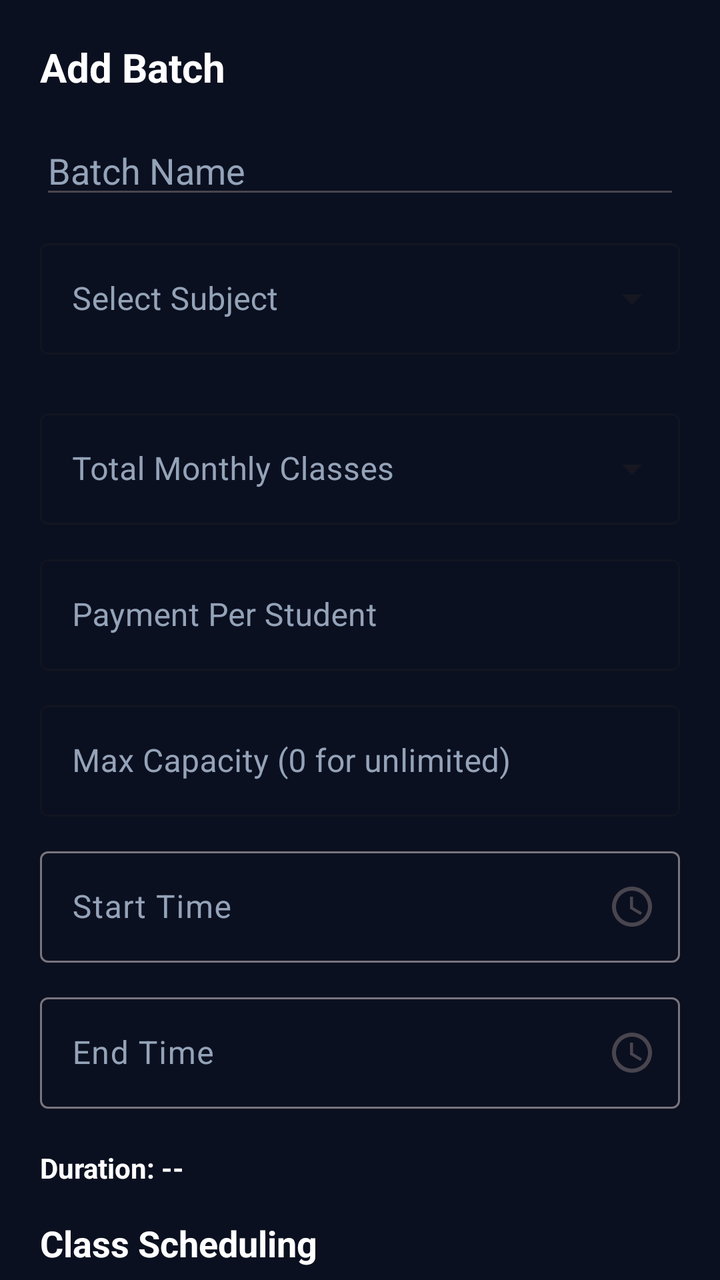
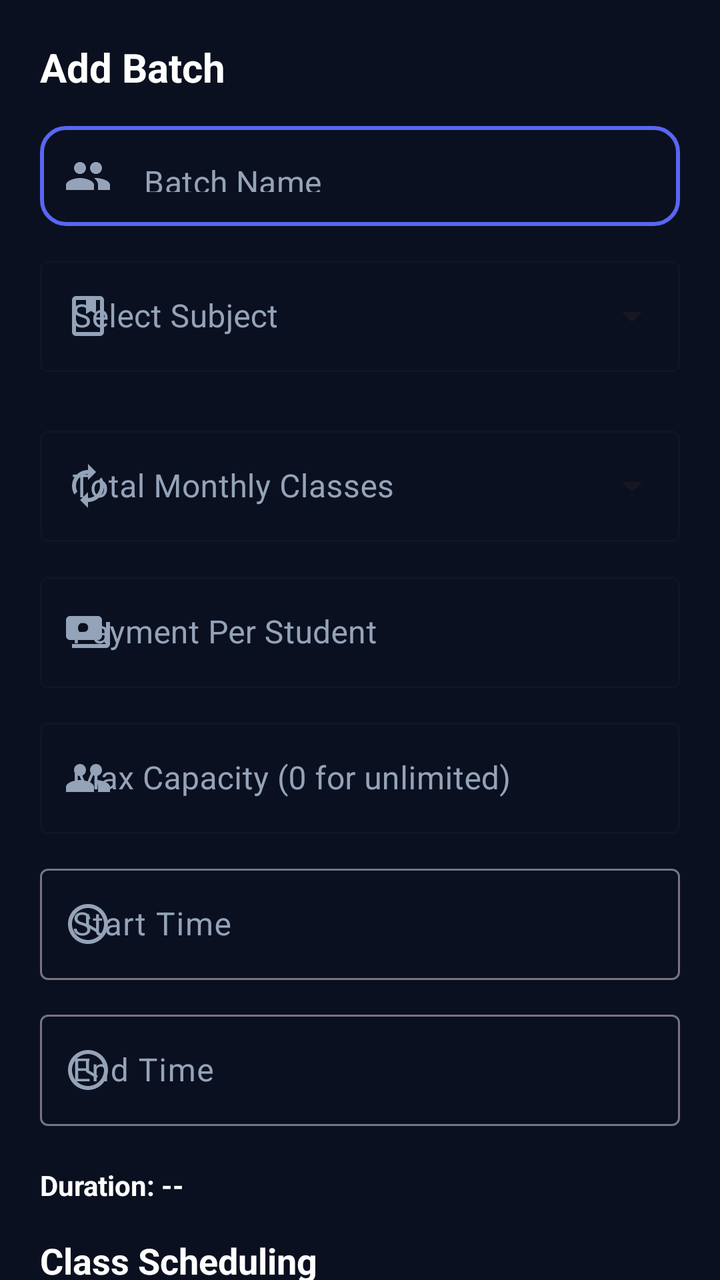

An Android layout rendered at two revisions. The XML below is the earlier revision; the diff shows what the commit changed to produce the second picture.
<!-- AndroidManifest.xml: application theme Theme.TeachSync -->
<!-- res/layout/dialog_add_batch.xml -->
<?xml version="1.0" encoding="utf-8"?>
<androidx.core.widget.NestedScrollView xmlns:android="http://schemas.android.com/apk/res/android"
    android:layout_width="match_parent"
    android:layout_height="wrap_content"
    xmlns:app="http://schemas.android.com/apk/res-auto"
    android:background="#0B1020">

    <LinearLayout
        android:layout_width="match_parent"
        android:layout_height="wrap_content"
        android:orientation="vertical"
        android:padding="20dp">

        <TextView
            android:id="@+id/tvInfoTitle"
            android:layout_width="wrap_content"
            android:layout_height="wrap_content"
            android:text="Add Batch"
            android:textSize="20sp"
            android:textStyle="bold"
            android:textColor="@color/white"
            android:layout_marginBottom="16dp"/>

        <EditText
            android:id="@+id/etBatchName"
            android:layout_width="match_parent"
            android:layout_height="wrap_content"
            android:layout_marginBottom="12dp"
            android:hint="Batch Name"
            android:textColor="@color/white"
            android:textColorHint="#94A3B8" />

        
        <com.google.android.material.textfield.TextInputLayout
            android:id="@+id/layoutSubject"
            android:layout_width="match_parent"
            android:layout_height="wrap_content"
            android:layout_marginBottom="12dp"
            android:textColorHint="#94A3B8"
            app:hintTextColor="#3B82F6"
            style="@style/Widget.MaterialComponents.TextInputLayout.OutlinedBox.ExposedDropdownMenu">

            <AutoCompleteTextView
                android:id="@+id/etSubject"
                android:layout_width="match_parent"
                android:layout_height="wrap_content"
                android:hint="Select Subject"
                android:inputType="none"
                android:textColor="@color/white" />

        </com.google.android.material.textfield.TextInputLayout>
        
        <com.google.android.material.textfield.TextInputLayout
            android:id="@+id/tilMonthlyClasses"
            style="@style/Widget.MaterialComponents.TextInputLayout.OutlinedBox.ExposedDropdownMenu"
            android:layout_width="match_parent"
            android:layout_height="wrap_content"
            android:hint="Total Monthly Classes"
            android:textColorHint="#94A3B8"
            app:hintTextColor="#3B82F6"
            android:layout_marginTop="12dp">

            <AutoCompleteTextView
                android:id="@+id/etMonthlyClasses"
                android:layout_width="match_parent"
                android:layout_height="wrap_content"
                android:inputType="none"
                android:textColor="@color/white" />
        </com.google.android.material.textfield.TextInputLayout>

        <com.google.android.material.textfield.TextInputLayout
            android:id="@+id/tilPayment"
            android:layout_width="match_parent"
            android:layout_height="wrap_content"
            android:hint="Payment Per Student"
            android:textColorHint="#94A3B8"
            app:hintTextColor="#3B82F6"
            android:layout_marginTop="12dp"
            style="@style/Widget.MaterialComponents.TextInputLayout.OutlinedBox">

            <com.google.android.material.textfield.TextInputEditText
                android:id="@+id/etPayment"
                android:layout_width="match_parent"
                android:layout_height="wrap_content"
                android:inputType="numberDecimal"
                android:textColor="@color/white" />
        </com.google.android.material.textfield.TextInputLayout>

        <com.google.android.material.textfield.TextInputLayout
            android:id="@+id/tilMaxCapacity"
            android:layout_width="match_parent"
            android:layout_height="wrap_content"
            android:hint="Max Capacity (0 for unlimited)"
            android:textColorHint="#94A3B8"
            app:hintTextColor="#3B82F6"
            android:layout_marginTop="12dp"
            style="@style/Widget.MaterialComponents.TextInputLayout.OutlinedBox">

            <com.google.android.material.textfield.TextInputEditText
                android:id="@+id/etMaxCapacity"
                android:layout_width="match_parent"
                android:layout_height="wrap_content"
                android:inputType="number"
                android:textColor="@color/white" />
        </com.google.android.material.textfield.TextInputLayout>

        <com.google.android.material.textfield.TextInputLayout
            android:id="@+id/layoutStartTime"
            android:layout_width="match_parent"
            android:layout_height="wrap_content"
            android:layout_marginTop="12dp"
            android:layout_marginBottom="12dp"
            android:textColorHint="#94A3B8"
            app:hintTextColor="#3B82F6"
            app:endIconMode="custom"
            app:endIconDrawable="@drawable/ic_clock"
            app:endIconContentDescription="Select Start Time">

            <com.google.android.material.textfield.TextInputEditText
                android:id="@+id/etStartTime"
                android:layout_width="match_parent"
                android:layout_height="wrap_content"
                android:clickable="true"
                android:focusable="false"
                android:hint="Start Time"
                android:textColor="@color/white" />

        </com.google.android.material.textfield.TextInputLayout>


        <com.google.android.material.textfield.TextInputLayout
            android:id="@+id/layoutEndTime"
            android:layout_width="match_parent"
            android:layout_height="wrap_content"
            android:layout_marginBottom="20dp"
            android:textColorHint="#94A3B8"
            app:hintTextColor="#3B82F6"
            app:endIconMode="custom"
            app:endIconDrawable="@drawable/ic_clock"
            app:endIconContentDescription="Select End Time">

            <com.google.android.material.textfield.TextInputEditText
                android:id="@+id/etEndTime"
                android:layout_width="match_parent"
                android:layout_height="wrap_content"
                android:clickable="true"
                android:focusable="false"
                android:hint="End Time"
                android:textColor="@color/white" />

        </com.google.android.material.textfield.TextInputLayout>

        <TextView
            android:id="@+id/tvDuration"
            android:layout_width="wrap_content"
            android:layout_height="wrap_content"
            android:text="Duration: --"
            android:textStyle="bold"
            android:layout_marginBottom="16dp"
            android:textColor="@color/white"/>

        <TextView
            android:layout_width="wrap_content"
            android:layout_height="wrap_content"
            android:text="Class Scheduling"
            android:textSize="18sp"
            android:textStyle="bold"
            android:textColor="@color/white"
            android:layout_marginBottom="8dp"/>

        <RadioGroup
            android:id="@+id/radioGroupSchedule"
            android:layout_width="wrap_content"
            android:layout_height="wrap_content"
            android:orientation="horizontal"
            android:layout_marginBottom="12dp">

            <RadioButton
                android:id="@+id/radioAuto"
                android:layout_width="wrap_content"
                android:layout_height="wrap_content"
                android:textColor="@color/white"
                android:text="Auto"
                android:checked="true"/>

            <RadioButton
                android:id="@+id/radioManual"
                android:layout_width="wrap_content"
                android:layout_height="wrap_content"
                android:textColor="@color/white"
                android:text="Manual" />
        </RadioGroup>

        <LinearLayout
            android:id="@+id/layoutAutoSchedule"
            android:layout_width="match_parent"
            android:layout_height="wrap_content"
            android:orientation="vertical"
            android:visibility="visible">

            <TextView
                android:layout_width="wrap_content"
                android:layout_height="wrap_content"
                android:text="Select Days"
                android:textColor="@color/white"
                android:textSize="14sp"
                android:layout_marginBottom="8dp"/>

            <com.google.android.material.chip.ChipGroup
                android:id="@+id/chipGroupDays"
                android:layout_width="match_parent"
                android:layout_height="wrap_content"
                android:layout_marginBottom="10dp"
                app:chipSpacingHorizontal="2dp">

                <com.google.android.material.chip.Chip
                    android:id="@+id/chipSat"
                    style="@style/Widget.MaterialComponents.Chip.Filter"
                    android:layout_width="wrap_content"
                    android:layout_height="wrap_content"
                    android:text="Sat"
                    android:textColor="@color/white"
                    app:chipBackgroundColor="@color/design_default_color_primary_variant"/>
                <com.google.android.material.chip.Chip
                    android:id="@+id/chipSun"
                    style="@style/Widget.MaterialComponents.Chip.Filter"
                    android:layout_width="wrap_content"
                    android:layout_height="wrap_content"
                    android:text="Sun"
                    android:textColor="@color/white"
                    app:chipBackgroundColor="@color/design_default_color_primary_variant"/>
                <com.google.android.material.chip.Chip
                    android:id="@+id/chipMon"
                    style="@style/Widget.MaterialComponents.Chip.Filter"
                    android:layout_width="wrap_content"
                    android:layout_height="wrap_content"
                    android:text="Mon"
                    android:textColor="@color/white"
                    app:chipBackgroundColor="@color/design_default_color_primary_variant"/>
                <com.google.android.material.chip.Chip
                    android:id="@+id/chipTue"
                    style="@style/Widget.MaterialComponents.Chip.Filter"
                    android:layout_width="wrap_content"
                    android:layout_height="wrap_content"
                    android:text="Tue"
                    android:textColor="@color/white"
                    app:chipBackgroundColor="@color/design_default_color_primary_variant"/>
                <com.google.android.material.chip.Chip
                    android:id="@+id/chipWed"
                    style="@style/Widget.MaterialComponents.Chip.Filter"
                    android:layout_width="wrap_content"
                    android:layout_height="wrap_content"
                    android:text="Wed"
                    android:textColor="@color/white"
                    app:chipBackgroundColor="@color/design_default_color_primary_variant"/>
                <com.google.android.material.chip.Chip
                    android:id="@+id/chipThu"
                    style="@style/Widget.MaterialComponents.Chip.Filter"
                    android:layout_width="wrap_content"
                    android:layout_height="wrap_content"
                    android:text="Thu"
                    android:textColor="@color/white"
                    app:chipBackgroundColor="@color/design_default_color_primary_variant"/>
                <com.google.android.material.chip.Chip
                    android:id="@+id/chipFri"
                    style="@style/Widget.MaterialComponents.Chip.Filter"
                    android:layout_width="wrap_content"
                    android:layout_height="wrap_content"
                    android:text="Fri"
                    android:textColor="@color/white"
                    app:chipBackgroundColor="@color/design_default_color_primary_variant"/>
            </com.google.android.material.chip.ChipGroup>
        </LinearLayout>

        <LinearLayout
            android:id="@+id/layoutManualSchedule"
            android:layout_width="match_parent"
            android:layout_height="wrap_content"
            android:orientation="vertical"
            android:visibility="gone">

            <TextView
                android:layout_width="wrap_content"
                android:layout_height="wrap_content"
                android:text="Select Dates for Classes"
                android:textColor="@color/white"
                android:textSize="14sp"
                android:layout_marginBottom="8dp"/>

            <com.prolificinteractive.materialcalendarview.MaterialCalendarView
                android:id="@+id/calendarManual"
                android:layout_width="match_parent"
                android:layout_height="wrap_content"
                app:mcv_showOtherDates="none"
                android:background="@drawable/bg_calendar"
                android:padding="8dp"
                app:mcv_headerTextAppearance="@style/CalendarWhiteText"
                app:mcv_weekDayTextAppearance="@style/CalendarWhiteTextSmall"
                app:mcv_dateTextAppearance="@style/CalendarWhiteText"
                app:mcv_selectionColor="#3B82F6"
                app:mcv_arrowColor="@color/white"
                app:mcv_calendarMode="month"
                android:theme="@style/Theme.AppCompat.NoActionBar"/>
        </LinearLayout>

        <Button
            android:id="@+id/btnSave"
            android:layout_width="match_parent"
            android:layout_height="wrap_content"
            android:text="Save"
            android:layout_marginTop="16dp"/>

    </LinearLayout>

</androidx.core.widget.NestedScrollView>
<!-- resources referenced by this layout -->
<resources>
  <color name="white">#FFFFFFFF</color>
  <!-- drawable bg_calendar (drawable) -->
  <?xml version="1.0" encoding="utf-8"?>
  <shape xmlns:android="http://schemas.android.com/apk/res/android">
      <solid android:color="#1E293B" />
      <corners android:radius="12dp" />
      <stroke android:width="1dp" android:color="#334155" />
  </shape>
  <style name="CalendarWhiteText" parent="TextAppearance.AppCompat.Medium">
          <item name="android:textColor">#FFFFFF</item>
      </style>
  <style name="CalendarWhiteTextSmall" parent="TextAppearance.AppCompat.Small">
          <item name="android:textColor">#FFFFFF</item>
      </style>
  <style name="Theme.TeachSync" parent="Base.Theme.TeachSync" />
  <style name="Base.Theme.TeachSync" parent="Theme.Material3.DayNight.NoActionBar">
          
          
      </style>
  <!-- unchanged entries left out for length: 1 -->
</resources>

<!-- the commit's change to res/layout/dialog_add_batch.xml (unified diff, before → after) -->
@@ -21,14 +21,27 @@
             android:textColor="@color/white"
             android:layout_marginBottom="16dp"/>
 
-        <EditText
-            android:id="@+id/etBatchName"
+        <com.google.android.material.textfield.TextInputLayout
             android:layout_width="match_parent"
             android:layout_height="wrap_content"
             android:layout_marginBottom="12dp"
-            android:hint="Batch Name"
-            android:textColor="@color/white"
-            android:textColorHint="#94A3B8" />
+            app:startIconDrawable="@drawable/baseline_group_24"
+            app:startIconTint="#94A3B8"
+            app:boxStrokeWidth="0dp"
+            app:boxStrokeWidthFocused="0dp"
+            app:hintEnabled="false"
+            style="@style/Widget.MaterialComponents.TextInputLayout.OutlinedBox">
+
+            <com.google.android.material.textfield.TextInputEditText
+                android:id="@+id/etBatchName"
+                android:layout_width="match_parent"
+                android:layout_height="50dp"
+                android:background="@drawable/custom_edittext"
+                android:hint="Batch Name"
+                android:paddingStart="40dp"
+                android:textColor="@color/white"
+                android:textColorHint="#94A3B8" />
+        </com.google.android.material.textfield.TextInputLayout>
 
         
         <com.google.android.material.textfield.TextInputLayout
@@ -38,6 +51,8 @@
             android:layout_marginBottom="12dp"
             android:textColorHint="#94A3B8"
             app:hintTextColor="#3B82F6"
+            app:startIconDrawable="@drawable/outline_book_24"
+            app:startIconTint="#94A3B8"
             style="@style/Widget.MaterialComponents.TextInputLayout.OutlinedBox.ExposedDropdownMenu">
 
             <AutoCompleteTextView
@@ -58,6 +73,8 @@
             android:hint="Total Monthly Classes"
             android:textColorHint="#94A3B8"
             app:hintTextColor="#3B82F6"
+            app:startIconDrawable="@drawable/baseline_autorenew_24"
+            app:startIconTint="#94A3B8"
             android:layout_marginTop="12dp">
 
             <AutoCompleteTextView
@@ -75,6 +92,8 @@
             android:hint="Payment Per Student"
             android:textColorHint="#94A3B8"
             app:hintTextColor="#3B82F6"
+            app:startIconDrawable="@drawable/baseline_payments_24"
+            app:startIconTint="#94A3B8"
             android:layout_marginTop="12dp"
             style="@style/Widget.MaterialComponents.TextInputLayout.OutlinedBox">
 
@@ -93,6 +112,8 @@
             android:hint="Max Capacity (0 for unlimited)"
             android:textColorHint="#94A3B8"
             app:hintTextColor="#3B82F6"
+            app:startIconDrawable="@drawable/baseline_group_24"
+            app:startIconTint="#94A3B8"
             android:layout_marginTop="12dp"
             style="@style/Widget.MaterialComponents.TextInputLayout.OutlinedBox">
 
@@ -112,9 +133,8 @@
             android:layout_marginBottom="12dp"
             android:textColorHint="#94A3B8"
             app:hintTextColor="#3B82F6"
-            app:endIconMode="custom"
-            app:endIconDrawable="@drawable/ic_clock"
-            app:endIconContentDescription="Select Start Time">
+            app:startIconDrawable="@drawable/ic_clock"
+            app:startIconTint="#94A3B8">
 
             <com.google.android.material.textfield.TextInputEditText
                 android:id="@+id/etStartTime"
@@ -135,9 +155,8 @@
             android:layout_marginBottom="20dp"
             android:textColorHint="#94A3B8"
             app:hintTextColor="#3B82F6"
-            app:endIconMode="custom"
-            app:endIconDrawable="@drawable/ic_clock"
-            app:endIconContentDescription="Select End Time">
+            app:startIconDrawable="@drawable/ic_clock"
+            app:startIconTint="#94A3B8">
 
             <com.google.android.material.textfield.TextInputEditText
                 android:id="@+id/etEndTime"
<!-- resource entries referenced after the edit -->
@@ -1,6 +1,24 @@
 <!-- resources referenced by this layout -->
 <resources>
   <color name="white">#FFFFFFFF</color>
+  <!-- drawable baseline_autorenew_24 (drawable) -->
+  <vector xmlns:android="http://schemas.android.com/apk/res/android" android:height="24dp" android:tint="#000000" android:viewportHeight="24" android:viewportWidth="24" android:width="24dp">
+        
+      <path android:fillColor="@android:color/white" android:pathData="M12,6v3l4,-4 -4,-4v3c-4.42,0 -8,3.58 -8,8 0,1.57 0.46,3.03 1.24,4.26L6.7,14.8c-0.45,-0.83 -0.7,-1.79 -0.7,-2.8 0,-3.31 2.69,-6 6,-6zM18.76,7.74L17.3,9.2c0.44,0.84 0.7,1.79 0.7,2.8 0,3.31 -2.69,6 -6,6v-3l-4,4 4,4v-3c4.42,0 8,-3.58 8,-8 0,-1.57 -0.46,-3.03 -1.24,-4.26z"/>
+      
+  </vector>
+  <!-- drawable baseline_group_24 (drawable) -->
+  <vector xmlns:android="http://schemas.android.com/apk/res/android" android:height="24dp" android:tint="#000000" android:viewportHeight="24" android:viewportWidth="24" android:width="24dp">
+        
+      <path android:fillColor="@android:color/white" android:pathData="M16,11c1.66,0 2.99,-1.34 2.99,-3S17.66,5 16,5c-1.66,0 -3,1.34 -3,3s1.34,3 3,3zM8,11c1.66,0 2.99,-1.34 2.99,-3S9.66,5 8,5C6.34,5 5,6.34 5,8s1.34,3 3,3zM8,13c-2.33,0 -7,1.17 -7,3.5L1,19h14v-2.5c0,-2.33 -4.67,-3.5 -7,-3.5zM16,13c-0.29,0 -0.62,0.02 -0.97,0.05 1.16,0.84 1.97,1.97 1.97,3.45L17,19h6v-2.5c0,-2.33 -4.67,-3.5 -7,-3.5z"/>
+      
+  </vector>
+  <!-- drawable baseline_payments_24 (drawable) -->
+  <vector xmlns:android="http://schemas.android.com/apk/res/android" android:height="24dp" android:tint="#000000" android:viewportHeight="24" android:viewportWidth="24" android:width="24dp">
+        
+      <path android:fillColor="@android:color/white" android:pathData="M19,14L19,6c0,-1.1 -0.9,-2 -2,-2L3,4c-1.1,0 -2,0.9 -2,2v8c0,1.1 0.9,2 2,2h14c1.1,0 2,-0.9 2,-2zM10,13c-1.66,0 -3,-1.34 -3,-3s1.34,-3 3,-3 3,1.34 3,3 -1.34,3 -3,3zM23,7v11c0,1.1 -0.9,2 -2,2L4,20v-2h17L21,7h2z"/>
+      
+  </vector>
   <!-- drawable bg_calendar (drawable) -->
   <?xml version="1.0" encoding="utf-8"?>
   <shape xmlns:android="http://schemas.android.com/apk/res/android">
@@ -8,6 +26,24 @@
       <corners android:radius="12dp" />
       <stroke android:width="1dp" android:color="#334155" />
   </shape>
+  <!-- drawable custom_edittext (drawable) -->
+  <?xml version="1.0" encoding="utf-8"?>
+  <shape xmlns:android="http://schemas.android.com/apk/res/android"
+      android:shape="rectangle">
+  
+      <stroke
+          android:width="2dp"
+          android:color="#5966F3"/>
+  
+      <corners android:radius="12dp"/>
+  
+  </shape>
+  <!-- drawable outline_book_24 (drawable) -->
+  <vector xmlns:android="http://schemas.android.com/apk/res/android" android:height="24dp" android:tint="#000000" android:viewportHeight="960" android:viewportWidth="960" android:width="24dp">
+        
+      <path android:fillColor="@android:color/white" android:pathData="M240,880Q207,880 183.5,856.5Q160,833 160,800L160,160Q160,127 183.5,103.5Q207,80 240,80L720,80Q753,80 776.5,103.5Q800,127 800,160L800,800Q800,833 776.5,856.5Q753,880 720,880L240,880ZM240,800L720,800Q720,800 720,800Q720,800 720,800L720,160Q720,160 720,160Q720,160 720,160L640,160L640,440L540,380L440,440L440,160L240,160Q240,160 240,160Q240,160 240,160L240,800Q240,800 240,800Q240,800 240,800ZM240,800Q240,800 240,800Q240,800 240,800L240,160Q240,160 240,160Q240,160 240,160L240,160Q240,160 240,160Q240,160 240,160L240,800Q240,800 240,800Q240,800 240,800ZM440,440L540,380L640,440L640,440L540,380L440,440Z"/>
+      
+  </vector>
   <style name="CalendarWhiteText" parent="TextAppearance.AppCompat.Medium">
           <item name="android:textColor">#FFFFFF</item>
       </style>
